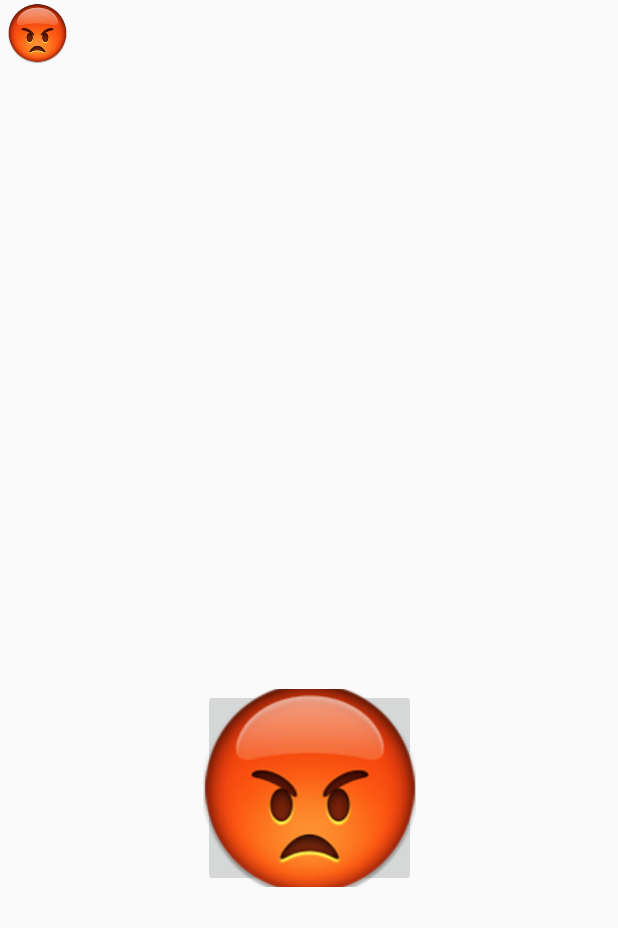
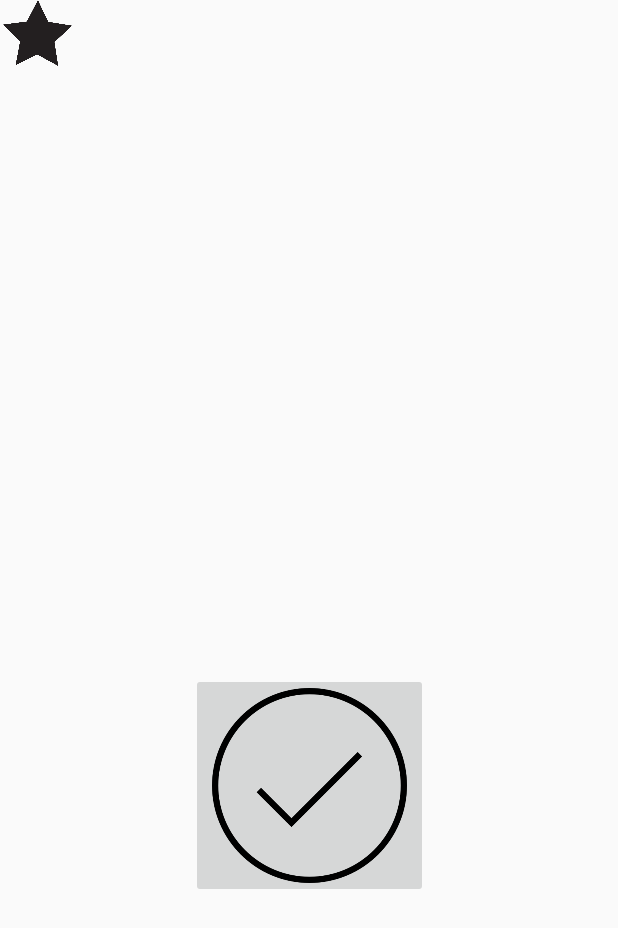
Before and after one commit to hannatyden/MAMN01Cykelfest, an Android app: the layout activity_ranking.xml on its own in the app's theme, with its tools: preview values and no code run, on a phone screen of 412 x 824 dp. Shown: the top 928 px of the screen. Run offline under Robolectric (Android 15) with nearby library versions, the phone set to English and light mode, and no system bars.

Commit message:
ranking justeringar

```diff
--- a/Cykelfest/app/src/main/res/layout/activity_ranking.xml
+++ b/Cykelfest/app/src/main/res/layout/activity_ranking.xml
@@ -39,24 +39,26 @@
 
     <ImageButton
         android:id="@+id/okButton"
-        android:layout_width="142dp"
-        android:layout_height="132dp"
+        android:layout_width="158dp"
+        android:layout_height="150dp"
         android:layout_marginBottom="8dp"
         android:layout_marginEnd="8dp"
         android:layout_marginStart="8dp"
         android:layout_marginTop="8dp"
         android:onClick="okButtonPressed"
+        android:scaleType="fitCenter"
         app:layout_constraintBottom_toBottomOf="parent"
         app:layout_constraintEnd_toEndOf="parent"
         app:layout_constraintStart_toStartOf="parent"
         app:layout_constraintTop_toBottomOf="@+id/ranknbr"
-        app:srcCompat="@drawable/bad" />
+        app:layout_constraintVertical_bias="0.496"
+        app:srcCompat="@drawable/tickicon" />
 
     <ImageView
         android:id="@+id/Cursor"
         android:layout_width="50dp"
         android:layout_height="44dp"
-        app:srcCompat="@drawable/bad"
+        app:srcCompat="@drawable/staricon"
         tools:layout_editor_absoluteX="167dp"
         tools:layout_editor_absoluteY="244dp" />
 
```
Also changed, not shown: Cykelfest/app/src/main/java/com/example/hannatyden/cykelfest/RankingActivity.java (+15 -11 lines), Cykelfest/app/src/main/res/drawable/checkmark.png (added), Cykelfest/app/src/main/res/drawable/staricon.png (added), Cykelfest/app/src/main/res/drawable/tickicon.png (added).
